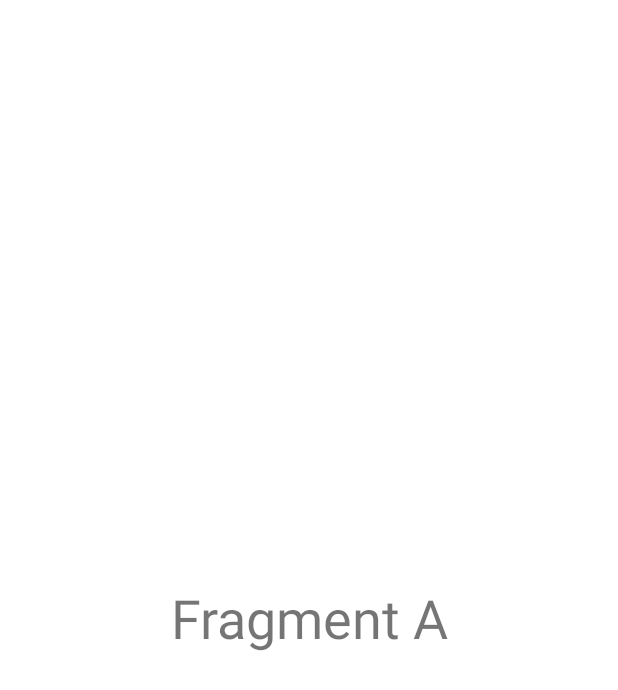
After one commit to minju0213/Cooknote, an Android app: the fragment FragmentA shown on its own in the app's theme, on a phone screen of 412 x 824 dp. The commit adds this screen. Shown: the top 690 px of the screen. Run offline under Robolectric (Android 15) with nearby library versions, the phone set to English and light mode, and no system bars.

Commit message:
03.16 - 이게 진짜 뭐지 일단 fragment로 자리는 만든 거 같은데 이게 맞나 하

```diff
--- a/app/build.gradle
+++ b/app/build.gradle
@@ -33,6 +33,7 @@ dependencies {
     implementation 'androidx.appcompat:appcompat:1.3.0'
     implementation 'com.google.android.material:material:1.4.0'
     implementation 'androidx.constraintlayout:constraintlayout:2.0.4'
+    implementation 'androidx.legacy:legacy-support-v4:1.0.0'
     testImplementation 'junit:junit:4.+'
     androidTestImplementation 'androidx.test.ext:junit:1.1.3'
     androidTestImplementation 'androidx.test.espresso:espresso-core:3.4.0'
--- /dev/null
+++ b/app/src/main/java/com/example/cooknote/FragmentA.java
@@ -0,0 +1,20 @@
+package com.example.cooknote;
+
+import android.os.Bundle;
+
+import androidx.fragment.app.Fragment;
+
+import android.view.LayoutInflater;
+import android.view.View;
+import android.view.ViewGroup;
+
+
+public class FragmentA extends Fragment {
+
+    @Override
+    public View onCreateView(LayoutInflater inflater, ViewGroup container,
+                             Bundle savedInstanceState) {
+        // Inflate the layout for this fragment
+        return inflater.inflate(R.layout.fragment_a, container, false);
+    }
+}
--- /dev/null
+++ b/app/src/main/res/layout/fragment_a.xml
@@ -0,0 +1,16 @@
+<?xml version="1.0" encoding="utf-8"?>
+<FrameLayout xmlns:android="http://schemas.android.com/apk/res/android"
+    xmlns:tools="http://schemas.android.com/tools"
+    android:layout_width="match_parent"
+    android:layout_height="match_parent"
+    tools:context=".FragmentA">
+
+    <!-- TODO: Update blank fragment layout -->
+    <TextView
+        android:layout_width="match_parent"
+        android:layout_height="match_parent"
+        android:gravity="center"
+        android:text="Fragment A"
+        android:textSize="36sp" />
+
+</FrameLayout>
--- a/app/src/main/res/values/strings.xml
+++ b/app/src/main/res/values/strings.xml
@@ -1,3 +1,5 @@
 <resources>
     <string name="app_name">Cooknote</string>
+    <!-- TODO: Remove or change this placeholder text -->
+    <string name="hello_blank_fragment">Hello blank fragment</string>
 </resources>
```
Also changed, not shown: app/src/main/java/com/example/cooknote/FragmentB.java (added, +19 -0 lines), app/src/main/java/com/example/cooknote/FragmentC.java (added, +19 -0 lines), app/src/main/res/layout/fragment_b.xml (added, +16 -0 lines), app/src/main/res/layout/fragment_c.xml (added, +16 -0 lines).
